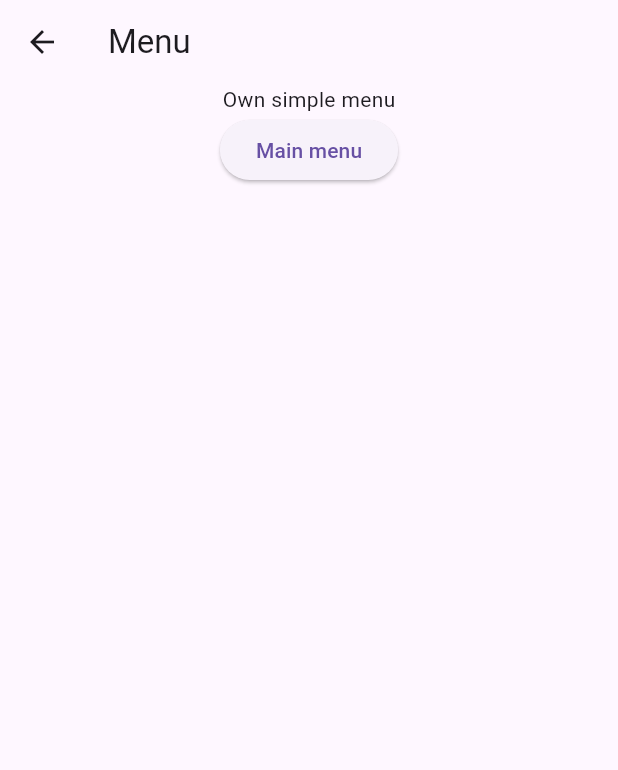
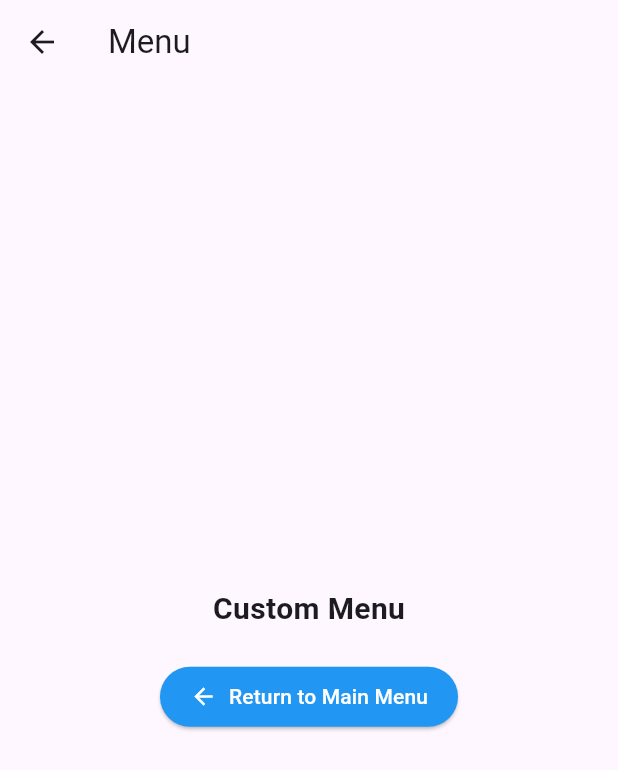
Before and after one commit to avan2urist/first_flutter_simple_application, a Flutter app: the Home screen opened by its route, after a tap on the "tablet" icon, on a phone screen of 412 x 824 dp. Shown: the top 770 px of the screen. Run offline on Flutter 3.47's test engine with Material 3 defaults, Android fonts, the phone set to English and light mode, and no system bars.

Commit message:
Changed Menu

```diff
--- a/lib/pages/Home.dart
+++ b/lib/pages/Home.dart
@@ -18,34 +18,37 @@ class _HomeState extends State<Home> {
   }
 
 void _menuOpen() {
-  Navigator.of(context).push(MaterialPageRoute(builder: (BuildContext context) {
+  Navigator.of(context).push(MaterialPageRoute(
+    builder: (context) {
       return Scaffold(
         appBar: AppBar(
           title: Text('Menu'),
         ),
-      body: Row(
+        body: Center(
+          child: Column(
             mainAxisAlignment: MainAxisAlignment.center,
             children: [
-          Column(
-            mainAxisAlignment: MainAxisAlignment.start,
-            children: [
-              Text('Own simple menu'),
-              Padding(
-                padding: EdgeInsets.only(bottom: 25),
-                child: ElevatedButton(
+              Text('Custom Menu', style: TextStyle(fontSize: 20, fontWeight: FontWeight.bold)),
+              SizedBox(height: 20),
+              ElevatedButton.icon(
                 onPressed: () {
                   Navigator.pop(context);
                   Navigator.pushNamedAndRemoveUntil(context, '/', (route) => false);
                 },
-                  child: Text('Main menu'),
+                icon: Icon(Icons.arrow_back),
+                label: Text('Return to Main Menu'),
+                style: ElevatedButton.styleFrom(
+                  primary: Colors.blue,
+                  onPrimary: Colors.white,
+                  padding: EdgeInsets.symmetric(horizontal: 20, vertical: 10),
                 ),
               ),
             ],
           ),
-        ],
         ),
       );
-  }));
+    },
+  ));
 }
 
   Widget build(BuildContext context) {
```
Lines whose indentation alone changed are shown as unchanged.
